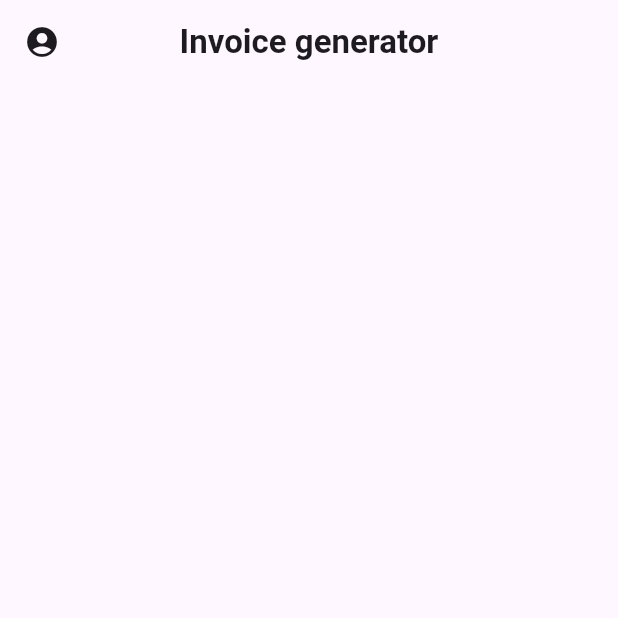
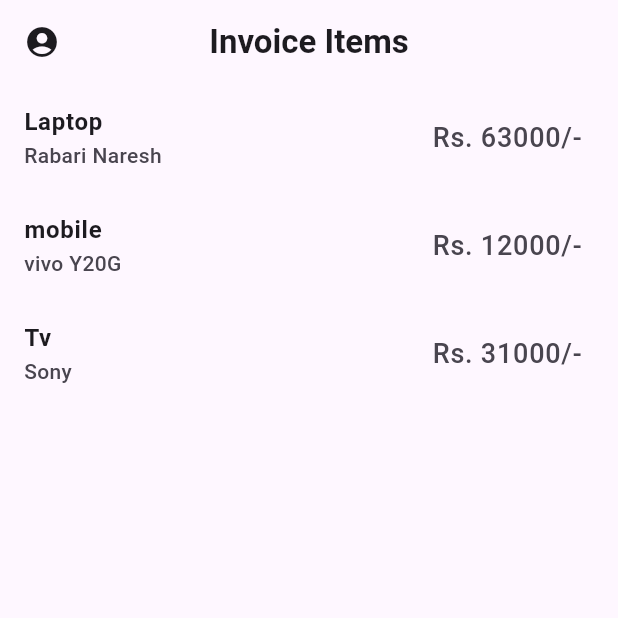
Before and after one commit to Nikks27/quote_app_daily_task, a Flutter app: the InvoiceDetails screen opened directly, on a phone screen of 412 x 824 dp, the top half of it. Run offline on Flutter 3.47's test engine with Material 3 defaults, Android fonts, the phone set to English and light mode, and no system bars; our stand-ins replace pdf, printing.

```diff
--- /dev/null
+++ b/lib/invoice/globalList.dart
@@ -0,0 +1,19 @@
+List invoiceDetails = [
+  {
+    'name': 'Rabari Naresh',
+    'title': 'Laptop',
+    'price': 'Rs. 63000/-',
+  },
+  {
+    'name': 'vivo Y20G',
+    'title': 'mobile',
+    'price': 'Rs. 12000/-',
+  },
+  {
+    'name': 'Sony ',
+    'title': 'Tv',
+    'price': 'Rs. 31000/-',
+  },
+];
+
+int selectedIndex = 0;
--- a/lib/invoice/invoicegenrate.dart
+++ b/lib/invoice/invoicegenrate.dart
@@ -1,4 +1,6 @@
 import 'package:flutter/material.dart';
+
+import 'globalList.dart';
 
 
 class InvoiceDetails extends StatefulWidget {
@@ -16,7 +18,7 @@ class _InvoiceDetailseState extends State<InvoiceDetails> {
         appBar: AppBar(
           centerTitle: true,
           title: const Text(
-            'Invoice generator',
+            'Invoice Items',
             style: TextStyle(
               fontWeight: FontWeight.bold,
             ),
--- a/lib/invoice/pdf.dart
+++ b/lib/invoice/pdf.dart
@@ -3,6 +3,8 @@ import 'package:flutter/material.dart';
 import 'package:pdf/pdf.dart';
 import 'package:pdf/widgets.dart' as pw;
 import 'package:printing/printing.dart';
+
+import 'globalList.dart';
 
 class PdfScreen extends StatefulWidget {
   const PdfScreen({super.key});
--- a/lib/utils/Routs.dart
+++ b/lib/utils/Routs.dart
@@ -4,6 +4,7 @@ import '../DialogBox/simple_dialog_box.dart';
 import '../Random Quote/random_quotes.dart';
 import '../TongalView/tongalview.dart';
 import '../invoice/invoice.dart';
+import '../invoice/invoicegenrate.dart';
 import '../invoice/pdf.dart';
 
 
@@ -18,7 +19,7 @@ class quoteApp extends StatelessWidget {
       debugShowCheckedModeBanner: false,
       routes: {
         // '/' : (context) => dialog(),
-        '/' : (context) => InvoiceGenerator(),
+        '/' : (context) => InvoiceDetails(),
          '/detail': (context) => const InvoiceGenerator(),
          '/pdf': (context) => const PdfScreen(),
       },
```
Also changed, not shown: lib/invoice/invoice.dart (+5 -33 lines).
